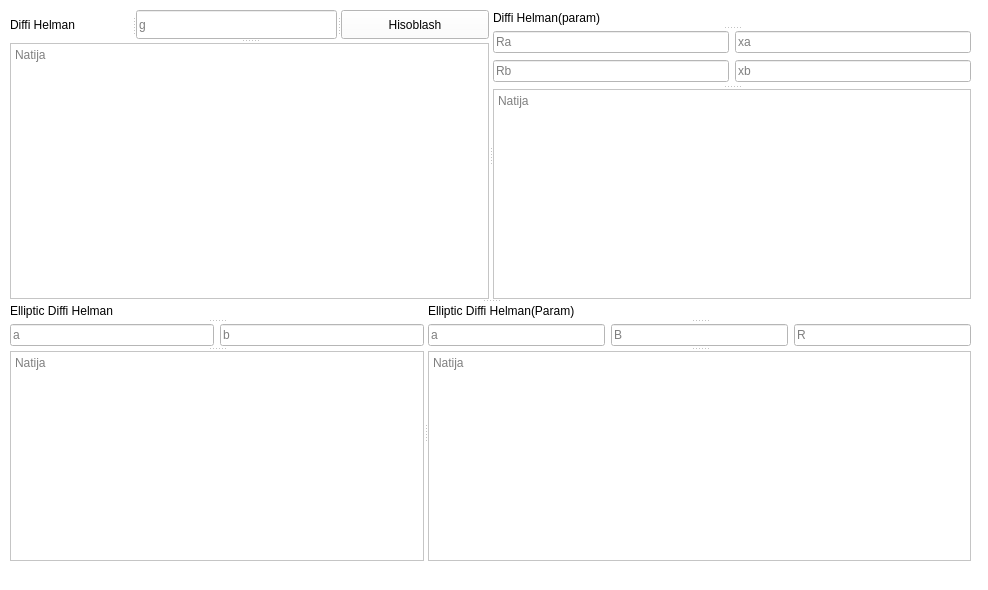
G7anD/key-exchange, file v2/diffi ui.ui: the form before one commit.
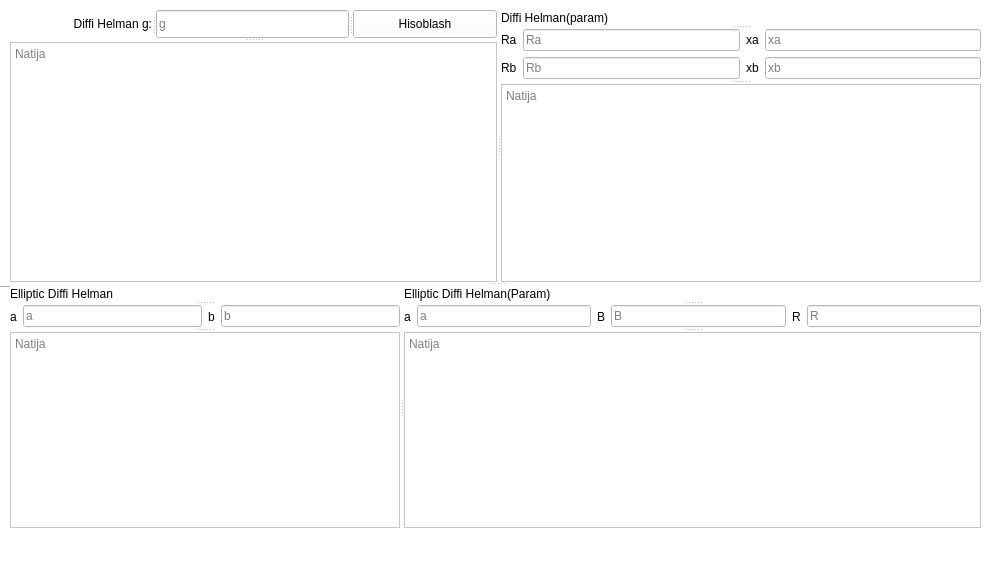
The form after the commit.

```diff
--- a/v2/diffi ui.ui
+++ b/v2/diffi ui.ui
@@ -7,7 +7,7 @@
     <x>0</x>
     <y>0</y>
     <width>988</width>
-    <height>590</height>
+    <height>580</height>
    </rect>
   </property>
   <property name="windowTitle">
@@ -20,7 +20,7 @@
    <widget class="QWidget" name="widget" native="true">
     <property name="geometry">
      <rect>
-      <x>0</x>
+      <x>-10</x>
       <y>-30</y>
       <width>991</width>
       <height>601</height>
@@ -42,10 +42,10 @@
     <widget class="QSplitter" name="splitter_11">
      <property name="geometry">
       <rect>
-       <x>10</x>
+       <x>20</x>
        <y>40</y>
-       <width>961</width>
-       <height>551</height>
+       <width>971</width>
+       <height>518</height>
       </rect>
      </property>
      <property name="orientation">
@@ -65,7 +65,7 @@
         </property>
         <widget class="QLabel" name="label">
          <property name="text">
-          <string>Diffi Helman</string>
+          <string>&lt;html&gt;&lt;head/&gt;&lt;body&gt;&lt;p align=&quot;right&quot;&gt;Diffi Helman                                                 g:&lt;/p&gt;&lt;/body&gt;&lt;/html&gt;</string>
          </property>
         </widget>
         <widget class="QLineEdit" name="diff_g">
@@ -103,28 +103,56 @@
         </property>
         <widget class="QWidget" name="layoutWidget">
          <layout class="QGridLayout" name="gridLayout">
-          <item row="0" column="1">
-           <widget class="QLineEdit" name="diffi_param_xa">
-            <property name="placeholderText">
-             <string>xa</string>
-            </property>
-           </widget>
-          </item>
-          <item row="1" column="0">
-           <widget class="QLineEdit" name="diffi_param_Rb">
-            <property name="placeholderText">
-             <string>Rb</string>
-            </property>
-           </widget>
-          </item>
           <item row="1" column="1">
-           <widget class="QLineEdit" name="diffi_param_xb">
+           <widget class="QLineEdit" name="diffi_param_Rb">
             <property name="placeholderText">
-             <string>xb</string>
+             <string>Rb</string>
             </property>
            </widget>
           </item>
           <item row="0" column="0">
+           <widget class="QLabel" name="label_5">
+            <property name="text">
+             <string>Ra</string>
+            </property>
+           </widget>
+          </item>
+          <item row="1" column="2">
+           <widget class="QLabel" name="label_8">
+            <property name="text">
+             <string>xb</string>
+            </property>
+           </widget>
+          </item>
+          <item row="1" column="3">
+           <widget class="QLineEdit" name="diffi_param_xb">
+            <property name="placeholderText">
+             <string>xb</string>
+            </property>
+           </widget>
+          </item>
+          <item row="0" column="3">
+           <widget class="QLineEdit" name="diffi_param_xa">
+            <property name="placeholderText">
+             <string>xa</string>
+            </property>
+           </widget>
+          </item>
+          <item row="1" column="0">
+           <widget class="QLabel" name="label_6">
+            <property name="text">
+             <string>Rb</string>
+            </property>
+           </widget>
+          </item>
+          <item row="0" column="2">
+           <widget class="QLabel" name="label_7">
+            <property name="text">
+             <string>xa</string>
+            </property>
+           </widget>
+          </item>
+          <item row="0" column="1">
            <widget class="QLineEdit" name="diffi_param_Ra">
             <property name="text">
              <string/>
@@ -163,6 +191,13 @@
         </property>
         <widget class="QWidget" name="layoutWidget">
          <layout class="QHBoxLayout" name="horizontalLayout">
+          <item>
+           <widget class="QLabel" name="label_12">
+            <property name="text">
+             <string>a</string>
+            </property>
+           </widget>
+          </item>
           <item>
            <widget class="QLineEdit" name="el_diffi_a">
             <property name="placeholderText">
@@ -170,6 +205,13 @@
             </property>
            </widget>
           </item>
+          <item>
+           <widget class="QLabel" name="label_13">
+            <property name="text">
+             <string>b</string>
+            </property>
+           </widget>
+          </item>
           <item>
            <widget class="QLineEdit" name="el_diffi_b">
             <property name="placeholderText">
@@ -201,6 +243,13 @@
         </property>
         <widget class="QWidget" name="layoutWidget">
          <layout class="QHBoxLayout" name="horizontalLayout_3">
+          <item>
+           <widget class="QLabel" name="label_9">
+            <property name="text">
+             <string>a</string>
+            </property>
+           </widget>
+          </item>
           <item>
            <widget class="QLineEdit" name="el_diffi_para_a">
             <property name="placeholderText">
@@ -208,6 +257,13 @@
             </property>
            </widget>
           </item>
+          <item>
+           <widget class="QLabel" name="label_10">
+            <property name="text">
+             <string>B</string>
+            </property>
+           </widget>
+          </item>
           <item>
            <widget class="QLineEdit" name="el_diffi_param_B">
             <property name="placeholderText">
@@ -215,6 +271,13 @@
             </property>
            </widget>
           </item>
+          <item>
+           <widget class="QLabel" name="label_11">
+            <property name="text">
+             <string>R</string>
+            </property>
+           </widget>
+          </item>
           <item>
            <widget class="QLineEdit" name="el_diffi_param_R">
             <property name="placeholderText">
```
